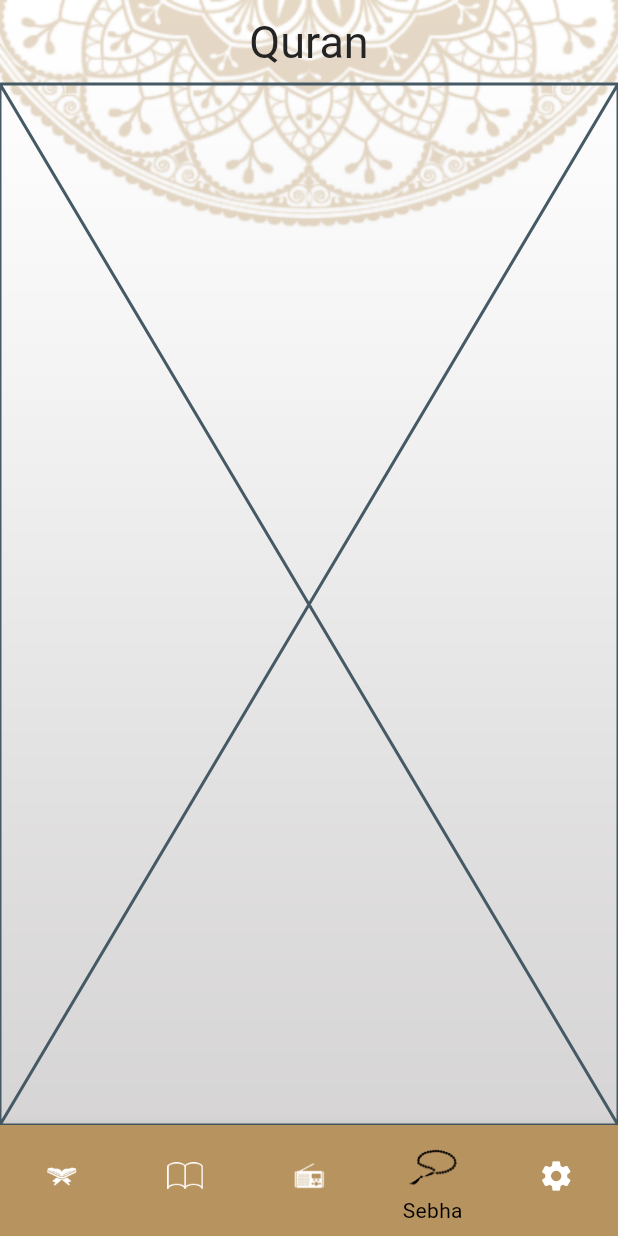
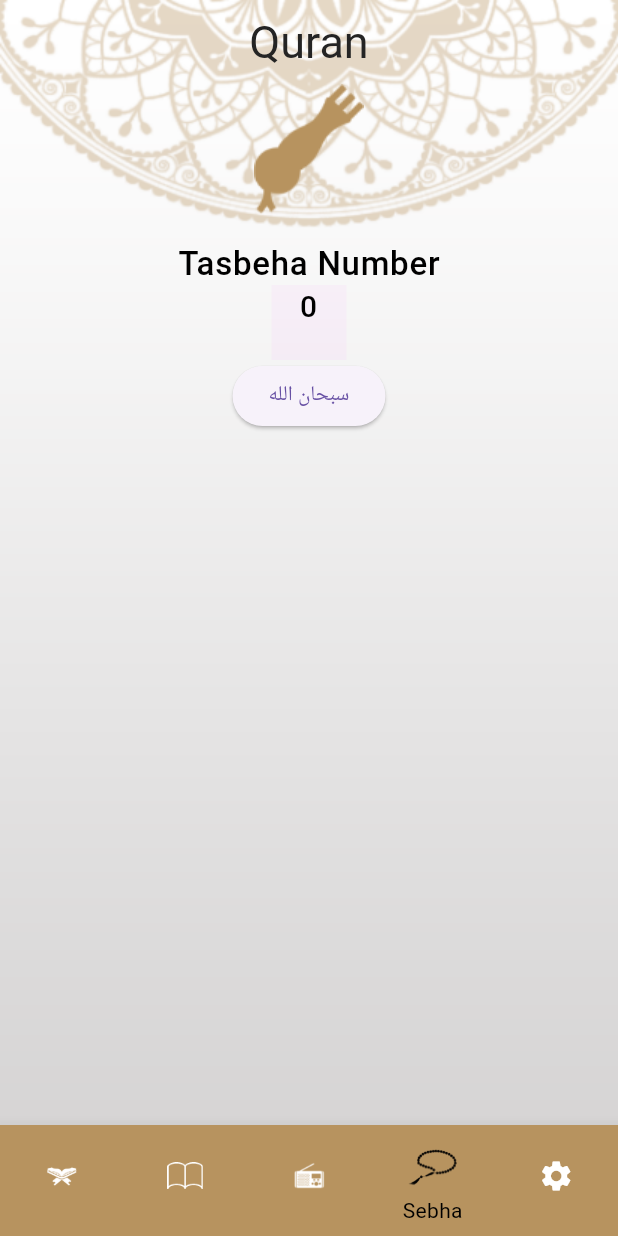
Before and after one commit to Noody362003/islami, a Flutter app: the screen it shows after launch, item 4 of the bottom bar chosen, on a phone screen of 412 x 824 dp. Run offline on Flutter 3.47's test engine with Material 3 defaults, Android fonts, the phone set to English and light mode, and no system bars.

Commit message:
+sebha tap

```diff
--- a/lib/core/strings_manager.dart
+++ b/lib/core/strings_manager.dart
@@ -7,5 +7,6 @@ class StringsManager {
   static const String settingsLabel='Settings';
   static const String chapterLabel='Chapter Name';
   static const String versesLabel='Verses Number';
+  static const String tasdehaLabel='Tasbeha Number';
 
 }
--- a/lib/presentaition/screens/quran_tap.dart
+++ b/lib/presentaition/screens/quran_tap.dart
@@ -1,9 +1,6 @@
 import 'package:flutter/cupertino.dart';
 import 'package:flutter/material.dart';
 import 'package:islami/core/assets_manager.dart';
-import 'package:islami/core/colors_manager.dart';
-
-import '../../core/strings_manager.dart';
 import '../widgets/quran_header.dart';
 import '../widgets/quran_item_widget.dart';
 
--- a/lib/presentaition/screens/sibha_tap.dart
+++ b/lib/presentaition/screens/sibha_tap.dart
@@ -1,10 +1,90 @@
 import 'package:flutter/material.dart';
+import 'package:islami/core/assets_manager.dart';
+import 'package:islami/core/strings_manager.dart';
 
-class SebhaTap extends StatelessWidget {
+class SebhaTap extends StatefulWidget {
   const SebhaTap({super.key});
+  @override
+  State<SebhaTap> createState() => _SebhaTapState();
+}
+
+class _SebhaTapState extends State<SebhaTap>
+    with SingleTickerProviderStateMixin{
+  late AnimationController _controller;
+
+  @override
+  void initState() {
+    _controller = AnimationController(
+      duration: const Duration(milliseconds: 5000),
+      vsync: this,
+    );
+    super.initState();
+  }
+
+  @override
+  void dispose() {
+    _controller.dispose();
+    super.dispose();
+  }
+  int counter = 0;
+  List<String> tasbeha = [
+    'سبحان الله',
+    'الحمد لله',
+    'لا اله الا الله',
+    'الله أكبر',
+    'لا حول ولا قوة الا بالله'
+  ];
+  int sebha_index = 0;
 
   @override
   Widget build(BuildContext context) {
-    return const Placeholder();
+    return Center(
+      child: Column(
+        crossAxisAlignment: CrossAxisAlignment.center,
+        children: [
+          Container(
+            child: Column(
+              children: [
+                Image(image: AssetImage(AssetsManager.sebhaHeadTapImageLight)),
+                //RotationTransition(turns: ,
+                //child: Image(image: AssetImage(AssetsManager.sebhaBodyTapImageLight))),
+              ],
+            ),
+          ),
+          Text(
+            StringsManager.tasdehaLabel,
+            style: Theme.of(context).textTheme.labelMedium,
+          ),
+          Container(
+            width: 50,
+            height: 50,
+            decoration: BoxDecoration(color: Color(0xFFA67FF)),
+            child: Text(
+              '$counter',
+              style: Theme.of(context).textTheme.labelSmall,
+              textAlign: TextAlign.center,
+            ),
+          ),
+          ElevatedButton(
+            onPressed: () {
+              setState(() {
+                if (counter < 33) {
+                  counter++;
+                  // animation can be added here
+                } else {
+                  counter = 0;
+                  if (sebha_index < tasbeha.length - 1) {
+                    sebha_index++;
+                  } else {
+                    sebha_index = 0;
+                  }
+                }
+              });
+            },
+            child: Text("${tasbeha[sebha_index]}"),
+          )
+        ],
+      ),
+    );
   }
 }
```
